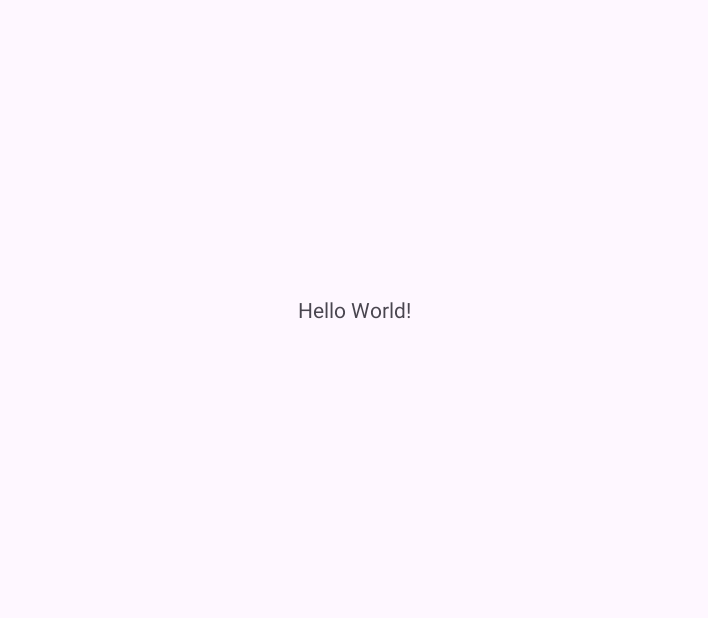
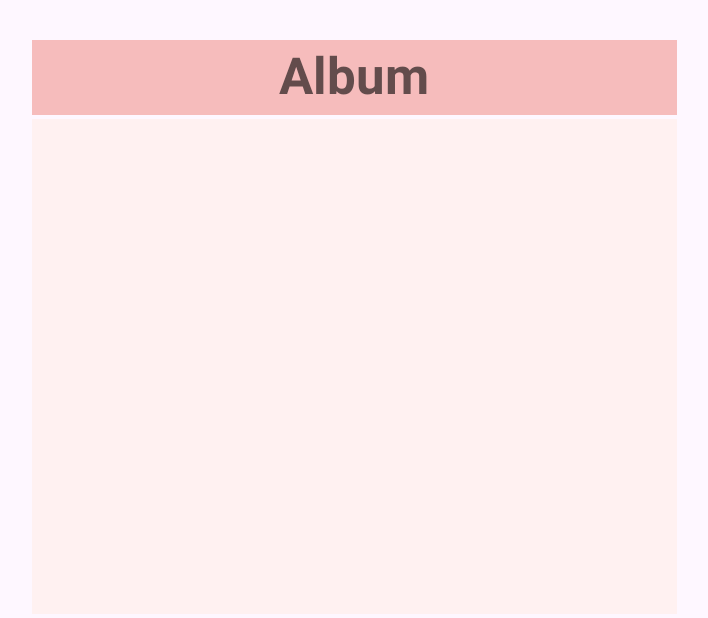
Before and after one commit to EvaWu0126/RhythmGame2024, an Android app: the screen it shows after launch (MainActivity), on a phone screen of 824 x 412 dp (held sideways). Before the commit the part shown is almost empty. Shown: the whole screen, without its empty margins (264-972 px from the left). Run offline under Robolectric (Android 15) with nearby library versions, the phone set to English and light mode, and no system bars.

Commit message:
added recycler view in activity main

```diff
--- a/app/src/main/res/layout/activity_main.xml
+++ b/app/src/main/res/layout/activity_main.xml
@@ -6,13 +6,44 @@
     android:layout_height="match_parent"
     tools:context=".MainActivity">
 
+    <androidx.recyclerview.widget.RecyclerView
+        android:id="@+id/recyclerView_main_songList"
+        android:layout_width="430dp"
+        android:layout_height="330dp"
+        android:background="#FFF1F1"
+        app:layout_constraintBottom_toBottomOf="parent"
+        app:layout_constraintEnd_toStartOf="@+id/guideline2"
+        app:layout_constraintStart_toStartOf="@+id/guideline"
+        app:layout_constraintTop_toBottomOf="@+id/textView_main_albumName" />
+
     <TextView
+        android:id="@+id/textView_main_albumName"
+        android:layout_width="430dp"
+        android:layout_height="50dp"
+        android:layout_marginTop="24dp"
+        android:background="#F6BCBC"
+        android:text="Album"
+        android:textAlignment="center"
+        android:textColor="#634C4C"
+        android:textSize="34sp"
+        android:textStyle="bold"
+        app:layout_constraintBottom_toTopOf="@+id/recyclerView_main_songList"
+        app:layout_constraintEnd_toStartOf="@+id/guideline2"
+        app:layout_constraintStart_toStartOf="@+id/guideline"
+        app:layout_constraintTop_toTopOf="parent" />
+
+    <androidx.constraintlayout.widget.Guideline
+        android:id="@+id/guideline"
         android:layout_width="wrap_content"
         android:layout_height="wrap_content"
-        android:text="Hello World!"
-        app:layout_constraintBottom_toBottomOf="parent"
-        app:layout_constraintEnd_toEndOf="parent"
-        app:layout_constraintStart_toStartOf="parent"
-        app:layout_constraintTop_toTopOf="parent" />
+        android:orientation="vertical"
+        app:layout_constraintGuide_begin="130dp" />
+
+    <androidx.constraintlayout.widget.Guideline
+        android:id="@+id/guideline2"
+        android:layout_width="wrap_content"
+        android:layout_height="wrap_content"
+        android:orientation="vertical"
+        app:layout_constraintGuide_end="130dp" />
 
 </androidx.constraintlayout.widget.ConstraintLayout>
```
